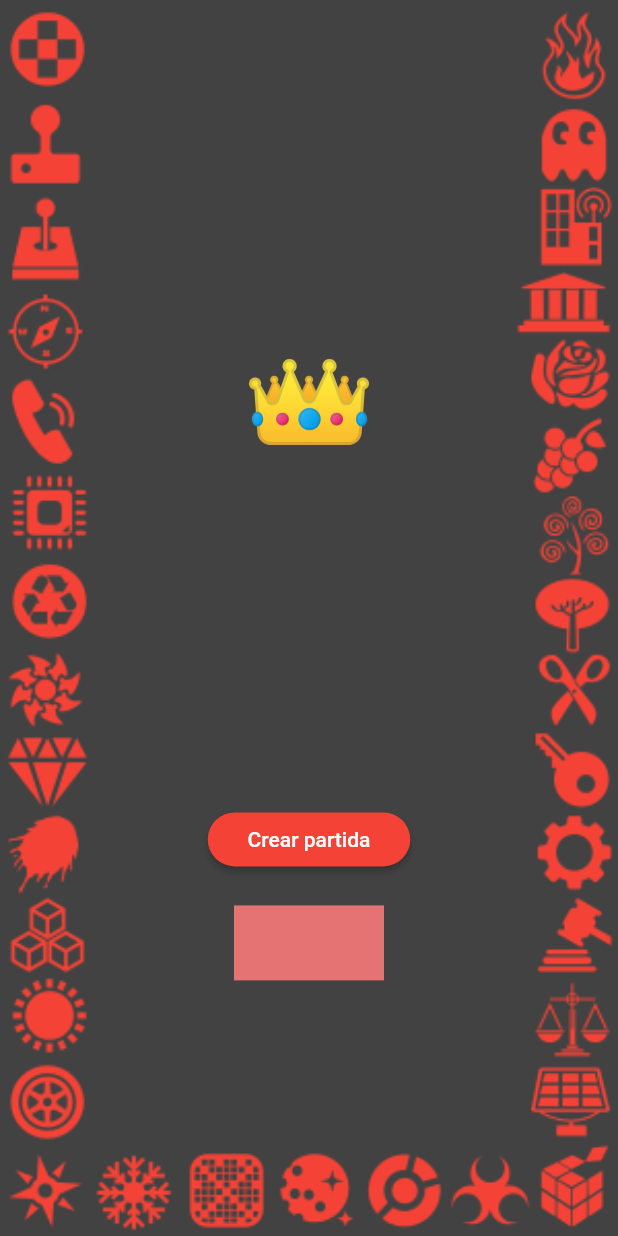
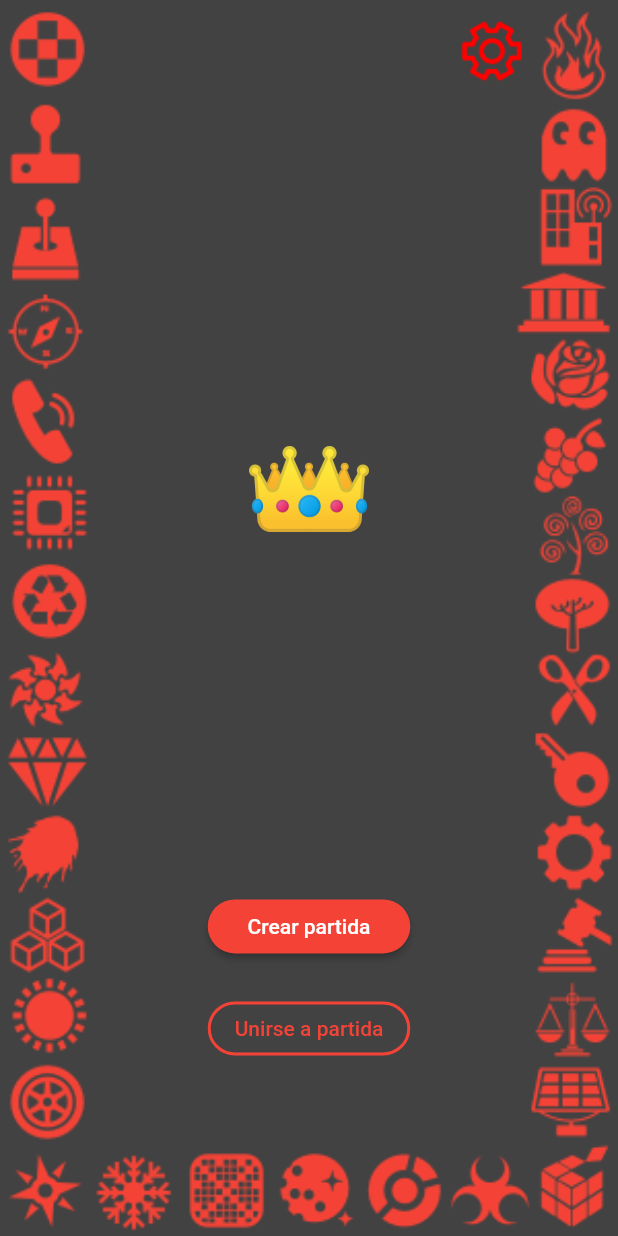
Before and after one commit to Nexyd/Things-Game, a Flutter app: the screen it shows after launch, on a phone screen of 412 x 824 dp. Run offline on Flutter 3.47's test engine with Material 2 defaults, Android fonts, the phone set to English and light mode, and no system bars; our stand-ins replace flutter_colorpicker, shared_preferences.

```diff
--- a/lib/screen/main_screen.dart
+++ b/lib/screen/main_screen.dart
@@ -1,5 +1,4 @@
 import 'package:flutter/material.dart';
-import 'package:things_game/widget/color_picker.dart';
 
 import '../widget/styled_button.dart';
 import '../config/user_settings.dart';
@@ -34,6 +33,32 @@ class MainScreen extends StatelessWidget {
     final screenSize = MediaQuery.of(context).size;
     return Column(
       children: [
+        // Config button
+        Align(
+          alignment: Alignment.topRight,
+          child: Padding(
+            padding: const EdgeInsets.only(
+                right: 35.0,
+                top: 10.0
+            ),
+            child: MaterialButton(
+              onPressed: () {
+                print("### config button pressed ###");
+                // Navigator.of(context).push(
+                //   MaterialPageRoute(
+                //     builder: (context) => const ConfigScreen(),
+                //   ),
+                // );
+              },
+              child: Image.asset(
+                "images/config.png",
+                width: 40,
+                height: 40,
+              ),
+            ),
+          ),
+        ),
+
         // App Logo
         SizedBox(
           height: screenSize.height * 0.65,
@@ -54,14 +79,14 @@ class MainScreen extends StatelessWidget {
         ),
 
         // Join game button
-        // StyledButton(
-        //   onPressed: () => print("### join game clicked! ###"),
-        //   text: "Unirse a partida",
-        //   type: ButtonType.destructive,
+        StyledButton(
+          onPressed: () => print("### join game clicked! ###"),
+          text: "Unirse a partida",
+          type: ButtonType.destructive,
+        ),
+        // const CustomColorPicker(
+        //   colorTag: "primaryColor",
         // ),
-        const CustomColorPicker(
-          colorTag: "primaryColor",
-        ),
       ],
     );
   }
--- a/pubspec.yaml
+++ b/pubspec.yaml
@@ -65,6 +65,7 @@ flutter:
     - images/background_lists.png
     - images/crown_icon.png
     - images/logo.png
+    - images/config.png
 
   # An image asset can refer to one or more resolution-specific "variants", see
   # https://flutter.dev/assets-and-images/#resolution-aware
```
Also changed, not shown: lib/config/user_settings.dart (+0 -21 lines), lib/screen/config_screen.dart (added, +22 -0 lines), images/config.png (added), pubspec.lock.
